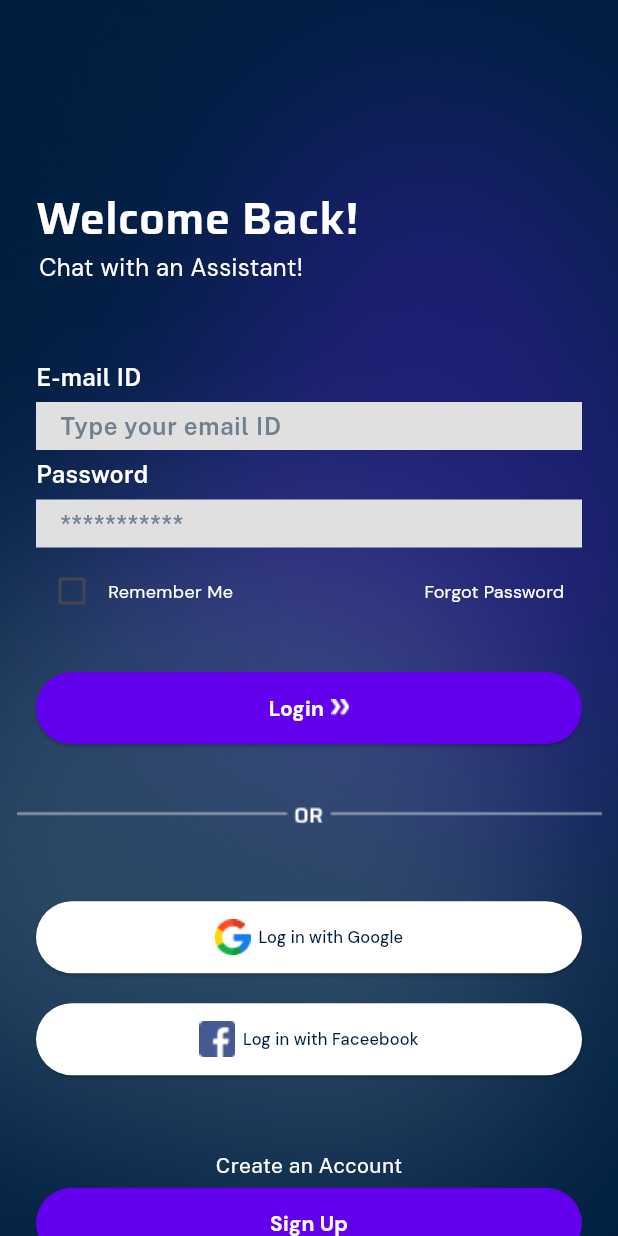
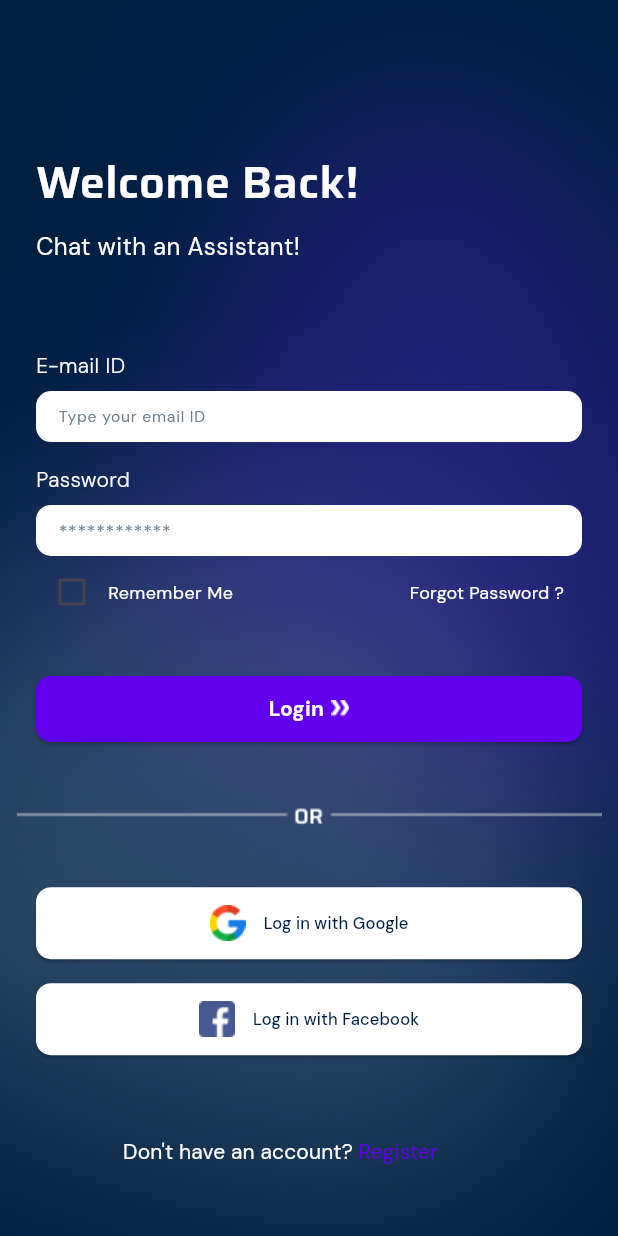
Before and after one commit to perfectionist7/True-Partner-App, a Flutter app: the screen it shows after launch, on a phone screen of 412 x 824 dp. Run offline on Flutter 3.47's test engine with Material 3 defaults, Android fonts, the phone set to English and light mode, and no system bars; our stand-ins replace get, google_fonts, velocity_x.

Commit message:
login page done ui/ux

```diff
--- a/lib/api_services.dart
+++ b/lib/api_services.dart
@@ -6,7 +6,7 @@ import 'package:http/http.dart' as http;
 import 'controllers/chat_controller.dart';
 
 var base =
-    "https://z6oadbxpe63y2guepx7oi4q5xq0cpkir.lambda-url.eu-north-1.on.aws";
+    "https://je42hct7adwr6stopdxzfxc6v40cndnr.lambda-url.eu-north-1.on.aws";
 
 var controller = Get.find<ChatsController>();
 
--- a/lib/home_screen.dart
+++ b/lib/home_screen.dart
@@ -75,7 +75,8 @@ class _HomeScreenState extends State<HomeScreen> {
                           itemBuilder: (BuildContext context, int index) {
                             Map<String, String> data = controller.chats[index];
                             return Align(
-                                alignment: data["id"] == "0"
+                                alignment: data["id"] ==
+                                        "0" //id=0 is for the user, 1 for chatbot
                                     ? Alignment.centerRight
                                     : Alignment.centerLeft,
                                 child: Text(
--- a/lib/login_screen.dart
+++ b/lib/login_screen.dart
@@ -18,6 +18,11 @@ class _LoginScreenState extends State<LoginScreen> {
   bool isCheck = false;
   @override
   Widget build(BuildContext context) {
+    double screenWidth = MediaQuery.of(context).size.width;
+    double screenHeight = MediaQuery.of(context).size.height;
+    //height: 827, width: 393
+    print(screenHeight);
+    print(screenWidth);
     return Container(
       decoration: const BoxDecoration(
           image: DecorationImage(
@@ -31,50 +36,143 @@ class _LoginScreenState extends State<LoginScreen> {
             mainAxisAlignment: MainAxisAlignment.start,
             crossAxisAlignment: CrossAxisAlignment.start,
             children: [
-              Text(
+              Container(
+                margin: EdgeInsets.only(top: 100, left: 24),
+                child: Text(
                   "Welcome Back!",
                   style: GoogleFonts.saira(
                     fontSize: 30,
                     fontWeight: FontWeight.w600,
                     color: const Color(0xffFFFFFF),
                   ),
-              ).box.padding(const EdgeInsets.fromLTRB(24, 124, 24, 0)).make(),
-              Text(
+                ),
+              ),
+              Container(
+                margin: EdgeInsets.only(top: 10, left: 24),
+                child: Text(
                   "Chat with an Assistant!",
                   style: GoogleFonts.dmSans(
                     fontSize: 16,
                     fontWeight: FontWeight.w400,
                     color: const Color(0xffFFFFFF),
                   ),
-              ).box.padding(const EdgeInsets.fromLTRB(26, 0, 66, 0)).make(),
-              50.heightBox,
-              customTextField(
-                      title: "E-mail ID",
-                      hint: "Type your email ID",
-                      isPass: false)
-                  .box
-                  .padding(const EdgeInsets.only(left: 24, right: 24))
-                  .make(),
-              customTextField(
-                      title: "Password", hint: "***********", isPass: true)
-                  .box
-                  .padding(const EdgeInsets.only(left: 24, right: 24))
-                  .make(),
+                ),
+              ),
+              Container(
+                margin: EdgeInsets.only(
+                  left: 24,
+                  top: 0.0701530612244898 * screenHeight,
+                ),
+                height: 0.0229591836734694 * screenHeight,
+                width: 0.265625 * screenWidth,
+                child: Text(
+                  'E-mail ID',
+                  style: GoogleFonts.dmSans(
+                    fontSize: 14,
+                    fontWeight: FontWeight.w300,
+                    color: Colors.white,
+                  ),
+                ),
+              ),
+              Container(
+                height: 34,
+                decoration: BoxDecoration(
+                  color: Colors.white,
+                  borderRadius: BorderRadius.circular(10),
+                ),
+                margin: EdgeInsets.only(top: 8, left: 24, right: 24),
+                child: TextField(
+                  style: GoogleFonts.dmSans(
+                    fontSize: 0.0153061224489796 * screenHeight,
+                    fontWeight: FontWeight.w300,
+                    color: Colors.black,
+                  ),
+                  onChanged: (value) {
+                    // email = value;
+                  },
+                  decoration: InputDecoration(
+                    hintText: 'Type your email ID',
+                    hintStyle: GoogleFonts.dmSans(
+                      fontSize: 0.0127551020408163 * screenHeight,
+                      fontWeight: FontWeight.w400,
+                      color: Color(0xff708090),
+                    ),
+                    contentPadding: EdgeInsets.only(
+                        left: 0.0360416666666667 * screenWidth,
+                        right: 0.0260416666666667 * screenWidth,
+                        bottom: 0.0216836734693878 * screenHeight),
+                    border: InputBorder.none,
+                  ),
+                ),
+              ),
+              Container(
+                margin: EdgeInsets.only(
+                  left: 24,
+                  top: 15,
+                ),
+                height: 0.0229591836734694 * screenHeight,
+                width: 0.265625 * screenWidth,
+                child: Text(
+                  'Password',
+                  style: GoogleFonts.dmSans(
+                    fontSize: 14,
+                    fontWeight: FontWeight.w300,
+                    color: Colors.white,
+                  ),
+                ),
+              ),
+              Container(
+                height: 34,
+                decoration: BoxDecoration(
+                  color: Colors.white,
+                  borderRadius: BorderRadius.circular(10),
+                ),
+                margin: EdgeInsets.only(top: 8, left: 24, right: 24),
+                child: TextField(
+                  obscureText: true,
+                  style: GoogleFonts.dmSans(
+                    fontSize: 0.0153061224489796 * screenHeight,
+                    fontWeight: FontWeight.w300,
+                    color: Colors.black,
+                  ),
+                  onChanged: (value) {
+                    // email = value;
+                  },
+                  decoration: InputDecoration(
+                    hintText: '************',
+                    hintStyle: GoogleFonts.dmSans(
+                      fontSize: 12,
+                      fontWeight: FontWeight.w400,
+                      color: Color(0xff708090),
+                    ),
+                    contentPadding: EdgeInsets.only(
+                        left: 0.0360416666666667 * screenWidth,
+                        right: 0.0260416666666667 * screenWidth,
+                        bottom: 0.0156836734693878 * screenHeight),
+                    border: InputBorder.none,
+                  ),
+                ),
+              ),
               Row(
                 mainAxisAlignment: MainAxisAlignment.spaceBetween,
                 children: [
                   Row(
                     mainAxisAlignment: MainAxisAlignment.start,
                     children: [
-                      Checkbox(
+                      Theme(
+                          data: Theme.of(context).copyWith(
+                            unselectedWidgetColor: Colors.white,
+                          ),
+                          child: Checkbox(
                               activeColor: Colors.red,
                               checkColor: Colors.white,
+                              focusColor: Colors.white,
                               value: isCheck,
                               onChanged: (newValue) {
                                 setState(() {
                                   isCheck = newValue!;
                                 });
-                          }),
+                              })),
                       Text(
                         "Remember Me",
                         style: GoogleFonts.dmSans(
@@ -87,7 +185,7 @@ class _LoginScreenState extends State<LoginScreen> {
                   TextButton(
                     onPressed: () {},
                     child: Text(
-                      "Forgot Password",
+                      "Forgot Password ?",
                       style: GoogleFonts.dmSans(
                           fontSize: 12,
                           fontWeight: FontWeight.w400,
@@ -97,8 +195,12 @@ class _LoginScreenState extends State<LoginScreen> {
                 ],
               ).box.padding(const EdgeInsets.only(left: 24, right: 24)).make(),
               30.heightBox,
-              ElevatedButton(
+              Container(
+                margin: EdgeInsets.only(left: 24, right: 24),
+                child: ElevatedButton(
                   style: ElevatedButton.styleFrom(
+                    shape: RoundedRectangleBorder(
+                        borderRadius: BorderRadius.circular(10)),
                     // ignore: deprecated_member_use
                     backgroundColor: const Color(0xff6200EE),
                     padding: const EdgeInsets.all(12),
@@ -121,32 +223,31 @@ class _LoginScreenState extends State<LoginScreen> {
                       Image.asset("assets/images/double_chevron.png")
                     ],
                   ),
-              )
-                  .box
-                  .padding(const EdgeInsets.only(left: 24, right: 24))
-                  .width(context.screenWidth)
-                  .height(48)
-                  .rounded
-                  .make(),
-              40.heightBox,
-              Image.asset(
+                ),
+              ),
+              Container(
+                margin: EdgeInsets.only(top: 40),
+                child: Image.asset(
                   "assets/images/divider.png",
                   width: context.screenWidth,
                 ),
-              50.heightBox,
-              ElevatedButton(
+              ),
+              Container(
+                margin: EdgeInsets.only(left: 24, right: 24, top: 40),
+                child: ElevatedButton(
                   style: ElevatedButton.styleFrom(
                       // ignore: deprecated_member_use
                       backgroundColor: const Color(0xffFFFFFF),
                       padding: const EdgeInsets.all(12),
-                ),
+                      shape: RoundedRectangleBorder(
+                          borderRadius: BorderRadius.circular(10))),
                   onPressed: () {},
                   child: Row(
                     mainAxisAlignment: MainAxisAlignment.center,
                     crossAxisAlignment: CrossAxisAlignment.center,
                     children: [
                       Image.asset("assets/images/googleLogo.png"),
-                    5.widthBox,
+                      12.widthBox,
                       Text(
                         "Log in with Google",
                         style: GoogleFonts.dmSans(
@@ -156,29 +257,26 @@ class _LoginScreenState extends State<LoginScreen> {
                       ),
                     ],
                   ),
-              )
-                  .box
-                  .padding(const EdgeInsets.only(left: 24, right: 24))
-                  .width(context.screenWidth)
-                  .height(48)
-                  .rounded
-                  .make(),
-              20.heightBox,
-              ElevatedButton(
+                ),
+              ),
+              Container(
+                margin: EdgeInsets.only(left: 24, right: 24, top: 16),
+                child: ElevatedButton(
                   style: ElevatedButton.styleFrom(
                       // ignore: deprecated_member_use
                       backgroundColor: const Color(0xffFFFFFF),
                       padding: const EdgeInsets.all(12),
-                ),
+                      shape: RoundedRectangleBorder(
+                          borderRadius: BorderRadius.circular(10))),
                   onPressed: () {},
                   child: Row(
                     mainAxisAlignment: MainAxisAlignment.center,
                     crossAxisAlignment: CrossAxisAlignment.center,
                     children: [
                       Image.asset("assets/images/facebookLogo.png"),
-                    5.widthBox,
+                      12.widthBox,
                       Text(
-                      "Log in with Faceebook",
+                        "Log in with Facebook",
                         style: GoogleFonts.dmSans(
                             fontSize: 11,
                             fontWeight: FontWeight.w500,
@@ -186,47 +284,38 @@ class _LoginScreenState extends State<LoginScreen> {
                       ),
                     ],
                   ),
-              )
-                  .box
-                  .padding(const EdgeInsets.only(left: 24, right: 24))
-                  .width(context.screenWidth)
-                  .height(48)
-                  .rounded
-                  .make(),
-              50.heightBox,
-              Center(
-                  child: "Create an Account".text.color(Colors.white).make()),
-              5.heightBox,
-              ElevatedButton(
-                style: ElevatedButton.styleFrom(
-                  // ignore: deprecated_member_use
-                  backgroundColor: const Color(0xff6200EE),
-                  padding: const EdgeInsets.all(12),
                 ),
+              ),
+              Container(
+                margin: EdgeInsets.fromLTRB(70, 40, 50, 0.02551 * screenHeight),
+                child: TextButton(
                   onPressed: () {
-                  Get.to(() => const SignUpScreen());
+                    Navigator.push(
+                      context,
+                      MaterialPageRoute(
+                          builder: (context) => const SignUpScreen()),
+                    );
+                    // _passwordcontroller.clear();
+                    // _controller.clear();
                   },
-                child: Row(
-                  mainAxisAlignment: MainAxisAlignment.center,
-                  crossAxisAlignment: CrossAxisAlignment.center,
-                  children: [
-                    Text(
-                      "Sign Up",
+                  child: Text.rich(TextSpan(children: [
+                    TextSpan(
+                        text: 'Don\'t have an account?',
                         style: GoogleFonts.dmSans(
                           fontSize: 14,
-                          fontWeight: FontWeight.bold,
-                          color: const Color(0xffFFFFFF)),
-                    ),
-                  ],
+                          fontWeight: FontWeight.w400,
+                          color: Colors.white,
+                        )),
+                    TextSpan(
+                        text: ' Register',
+                        style: GoogleFonts.dmSans(
+                          fontWeight: FontWeight.w400,
+                          fontSize: 14,
+                          color: Color(0xff6200EE),
+                        ))
+                  ])),
                 ),
               )
-                  .box
-                  .padding(const EdgeInsets.only(left: 24, right: 24))
-                  .width(context.screenWidth)
-                  .height(48)
-                  .rounded
-                  .make(),
-              10.heightBox,
             ],
           ),
         ),
--- a/lib/signup_screen.dart
+++ b/lib/signup_screen.dart
@@ -71,7 +71,7 @@ class _SignUpScreenState extends State<SignUpScreen> {
               ElevatedButton(
                 style: ElevatedButton.styleFrom(
                   // ignore: deprecated_member_use
-                  primary: const Color(0xff6200EE),
+                  backgroundColor: const Color(0xff6200EE),
                   padding: const EdgeInsets.all(12),
                 ),
                 onPressed: () {},
@@ -106,7 +106,7 @@ class _SignUpScreenState extends State<SignUpScreen> {
               ElevatedButton(
                 style: ElevatedButton.styleFrom(
                   // ignore: deprecated_member_use
-                  primary: const Color(0xffFFFFFF),
+                  backgroundColor: const Color(0xffFFFFFF),
                   padding: const EdgeInsets.all(12),
                 ),
                 onPressed: () {},
@@ -136,7 +136,7 @@ class _SignUpScreenState extends State<SignUpScreen> {
               ElevatedButton(
                 style: ElevatedButton.styleFrom(
                   // ignore: deprecated_member_use
-                  primary: const Color(0xffFFFFFF),
+                  backgroundColor: const Color(0xffFFFFFF),
                   padding: const EdgeInsets.all(12),
                 ),
                 onPressed: () {
@@ -174,7 +174,7 @@ class _SignUpScreenState extends State<SignUpScreen> {
               ElevatedButton(
                 style: ElevatedButton.styleFrom(
                   // ignore: deprecated_member_use
-                  primary: const Color(0xff6200EE),
+                  backgroundColor: const Color(0xff6200EE),
                   padding: const EdgeInsets.all(12),
                 ),
                 onPressed: () {
--- a/pubspec.yaml
+++ b/pubspec.yaml
@@ -35,11 +35,11 @@ dependencies:
   # The following adds the Cupertino Icons font to your application.
   # Use with the CupertinoIcons class for iOS style icons.
   cupertino_icons: ^1.0.2
-  velocity_x:
+  velocity_x: ^4.1.2
   image_picker: ^1.0.4
-  get:
+  get: ^4.6.6
   google_fonts: ^4.0.4
-  http:
+  http: ^1.2.1
 
 dev_dependencies:
   flutter_test:
```
Also changed, not shown: pubspec.lock. Lines whose indentation alone changed are shown as unchanged.
